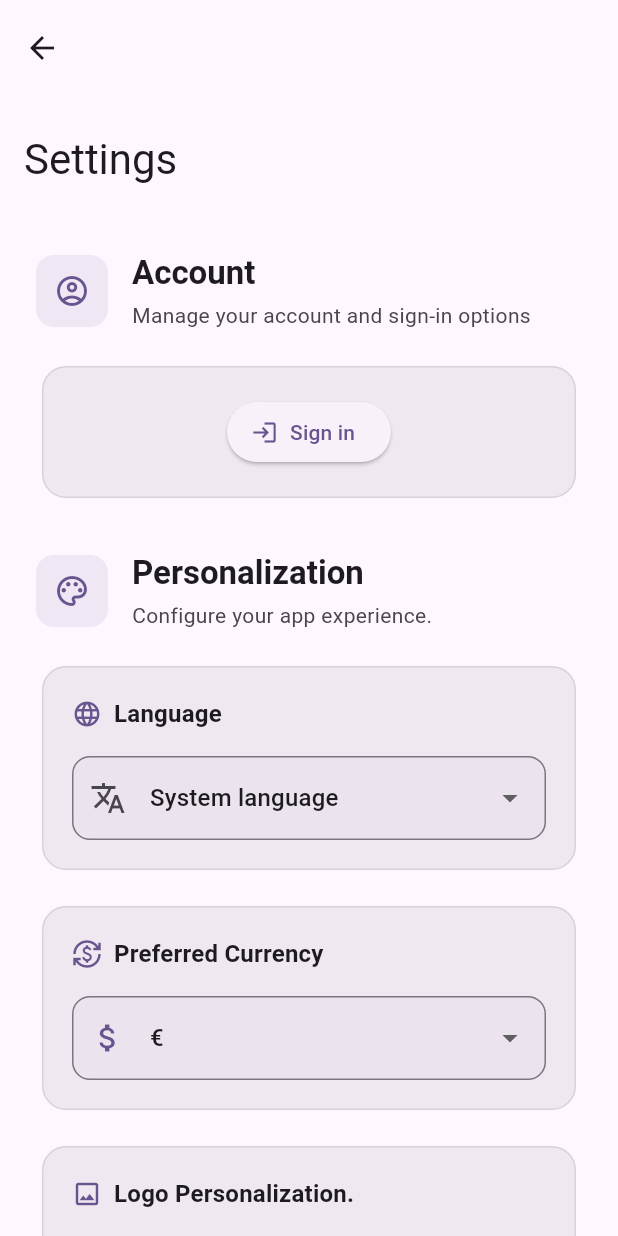
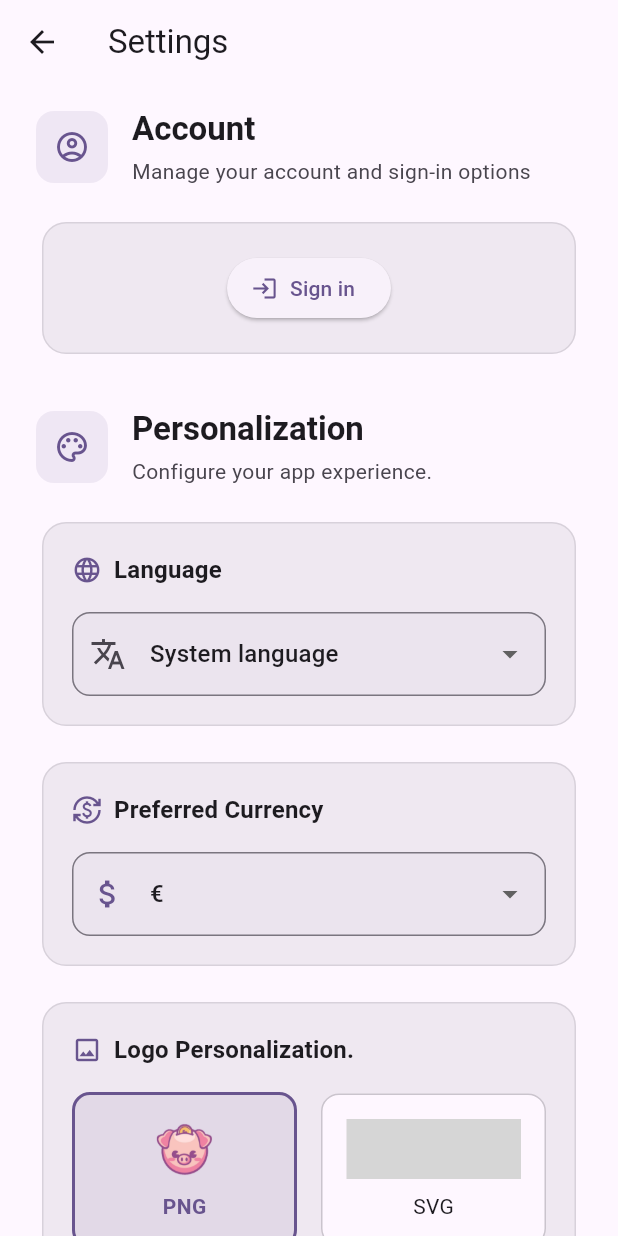
Before and after one commit to enekor/Gastoscopio, a Flutter app: the SettingsScreen screen opened directly, on a phone screen of 412 x 824 dp. Run offline on Flutter 3.47's test engine with Material 3 defaults, Android fonts, the phone set to English and light mode, and no system bars; drawn by our look-alikes of dynamic_color; our stand-ins replace carousel_slider, dropdown_button2, file_picker, firebase_core, fl_chart, floor and 11 more; missing offline and left inert: googleapis, notification_listener_service, properties, svg_flutter; accounts and stored records are empty; generated files the repository leaves out were written again; Roboto replaces fonts that are missing (Pacifico); grey boxes are pictures that could not be loaded.

Commit message:
arreglo de titulos mal posicionados

```diff
--- a/lib/modules/main_screen.dart
+++ b/lib/modules/main_screen.dart
@@ -246,11 +246,10 @@ class _MainScreenState extends State<MainScreen>
                 ),
               NestedScrollView(
                 headerSliverBuilder: (context, innerBoxIsScrolled) => [
-                  SliverAppBar.large(
+                  SliverAppBar(
                     backgroundColor: Colors.transparent,
                     elevation: 0,
                     pinned: true,
-                    stretch: true,
                     automaticallyImplyLeading: false,
                     title: Text(
                       AppLocalizations.of(context)!.appTitle,
--- a/lib/modules/saves/home_saves.dart
+++ b/lib/modules/saves/home_saves.dart
@@ -195,7 +195,8 @@ class _HomeSavesState extends State<HomeSaves> {
       body: CustomScrollView(
         physics: const BouncingScrollPhysics(),
         slivers: [
-          SliverAppBar.large(
+          SliverAppBar(
+            pinned: true,
             backgroundColor: Theme.of(context).colorScheme.surface,
             surfaceTintColor: Theme.of(context).colorScheme.surface,
             title: Text(
--- a/lib/modules/settings.dart/settings.dart
+++ b/lib/modules/settings.dart/settings.dart
@@ -321,7 +321,7 @@ class _SettingsScreenState extends State<SettingsScreen> with WidgetsBindingObse
       body: CustomScrollView(
         physics: const BouncingScrollPhysics(),
         slivers: [
-          SliverAppBar.large(
+          SliverAppBar(
             pinned: true,
             backgroundColor: Theme.of(context).colorScheme.surface,
             surfaceTintColor: Theme.of(context).colorScheme.surface,
```
